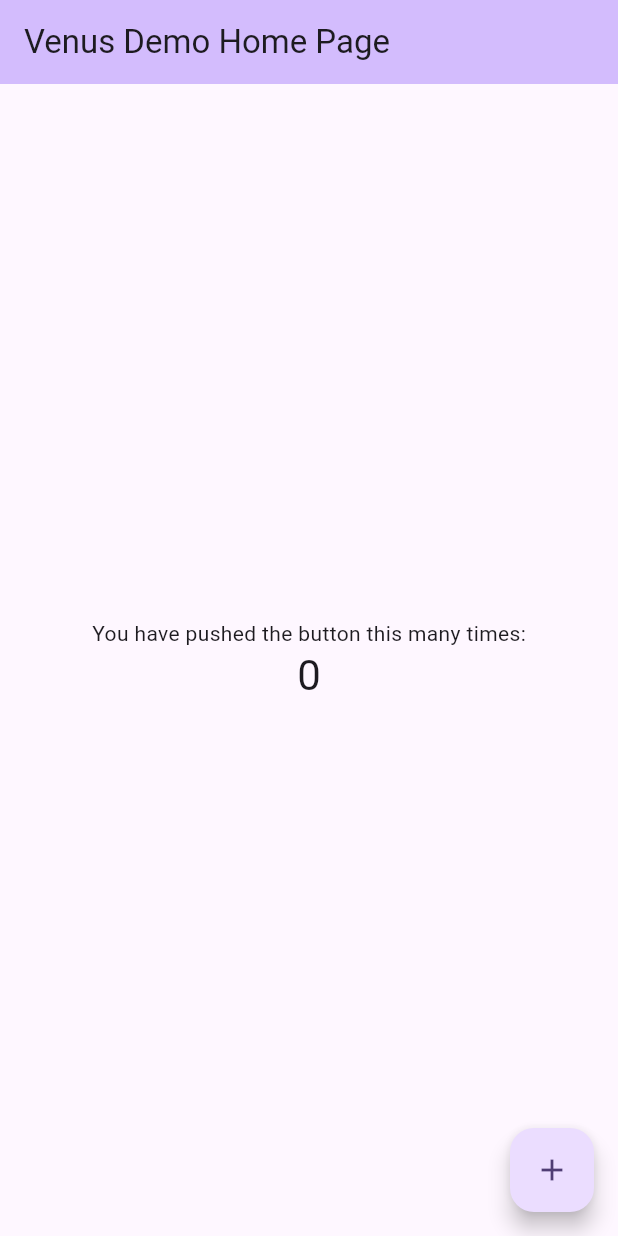
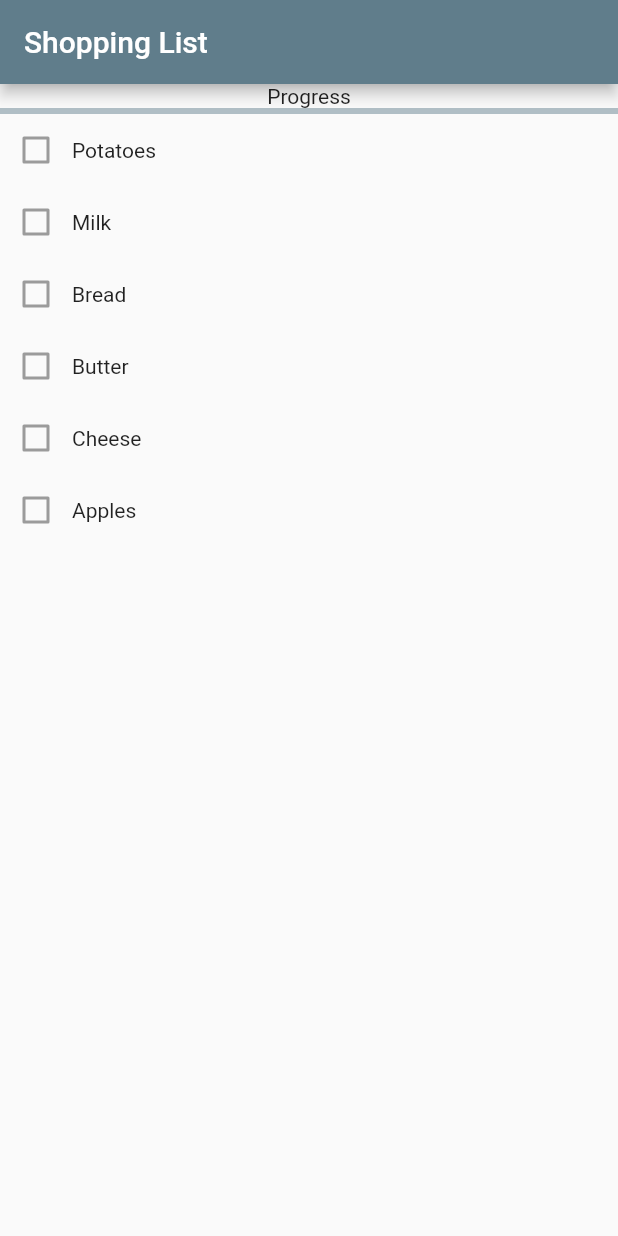
Before and after one commit to twistzzmc/venus-mobile, a Flutter app: the screen it shows after launch, on a phone screen of 412 x 824 dp. Run offline on Flutter 3.47's test engine with Material 2 defaults, Android fonts, the phone set to English and light mode, and no system bars.

Commit message:
basic ui

```diff
--- a/lib/main.dart
+++ b/lib/main.dart
@@ -7,119 +7,65 @@ void main() {
 class MyApp extends StatelessWidget {
   const MyApp({super.key});
 
-  // This widget is the root of your application.
   @override
   Widget build(BuildContext context) {
     return MaterialApp(
-      title: 'Flutter Demo',
-      theme: ThemeData(
-        // This is the theme of your application.
-        //
-        // TRY THIS: Try running your application with "flutter run". You'll see
-        // the application has a blue toolbar. Then, without quitting the app,
-        // try changing the seedColor in the colorScheme below to Colors.green
-        // and then invoke "hot reload" (save your changes or press the "hot
-        // reload" button in a Flutter-supported IDE, or press "r" if you used
-        // the command line to start the app).
-        //
-        // Notice that the counter didn't reset back to zero; the application
-        // state is not lost during the reload. To reset the state, use hot
-        // restart instead.
-        //
-        // This works for code too, not just values: Most code changes can be
-        // tested with just a hot reload.
-        colorScheme: ColorScheme.fromSeed(seedColor: Colors.deepPurple),
-        useMaterial3: true,
-      ),
-      home: const MyHomePage(title: 'Venus Demo Home Page'),
+      title: "Venus App",
+      theme: ThemeData(primarySwatch: Colors.blueGrey),
+      home: const MyHomePage(),
     );
   }
 }
 
-class MyHomePage extends StatefulWidget {
-  const MyHomePage({super.key, required this.title});
-
-  // This widget is the home page of your application. It is stateful, meaning
-  // that it has a State object (defined below) that contains fields that affect
-  // how it looks.
-
-  // This class is the configuration for the state. It holds the values (in this
-  // case the title) provided by the parent (in this case the App widget) and
-  // used by the build method of the State. Fields in a Widget subclass are
-  // always marked "final".
-
-  final String title;
-
-  @override
-  State<MyHomePage> createState() => _MyHomePageState();
-}
-
-class _MyHomePageState extends State<MyHomePage> {
-  int _counter = 0;
-
-  void _incrementCounter() {
-    setState(() {
-      // This call to setState tells the Flutter framework that something has
-      // changed in this State, which causes it to rerun the build method below
-      // so that the display can reflect the updated values. If we changed
-      // _counter without calling setState(), then the build method would not be
-      // called again, and so nothing would appear to happen.
-      _counter++;
-    });
-  }
+class MyHomePage extends StatelessWidget {
+  const MyHomePage({super.key});
 
   @override
   Widget build(BuildContext context) {
-    // This method is rerun every time setState is called, for instance as done
-    // by the _incrementCounter method above.
-    //
-    // The Flutter framework has been optimized to make rerunning build methods
-    // fast, so that you can just rebuild anything that needs updating rather
-    // than having to individually change instances of widgets.
     return Scaffold(
-      appBar: AppBar(
-        // TRY THIS: Try changing the color here to a specific color (to
-        // Colors.amber, perhaps?) and trigger a hot reload to see the AppBar
-        // change color while the other colors stay the same.
-        backgroundColor: Theme.of(context).colorScheme.inversePrimary,
-        // Here we take the value from the MyHomePage object that was created by
-        // the App.build method, and use it to set our appbar title.
-        title: Text(widget.title),
-      ),
-      body: Center(
-        // Center is a layout widget. It takes a single child and positions it
-        // in the middle of the parent.
-        child: Column(
-          // Column is also a layout widget. It takes a list of children and
-          // arranges them vertically. By default, it sizes itself to fit its
-          // children horizontally, and tries to be as tall as its parent.
-          //
-          // Column has various properties to control how it sizes itself and
-          // how it positions its children. Here we use mainAxisAlignment to
-          // center the children vertically; the main axis here is the vertical
-          // axis because Columns are vertical (the cross axis would be
-          // horizontal).
-          //
-          // TRY THIS: Invoke "debug painting" (choose the "Toggle Debug Paint"
-          // action in the IDE, or press "p" in the console), to see the
-          // wireframe for each widget.
-          mainAxisAlignment: MainAxisAlignment.center,
-          children: <Widget>[
-            const Text(
-              'You have pushed the button this many times:',
-            ),
-            Text(
-              '$_counter',
-              style: Theme.of(context).textTheme.headlineMedium,
-            ),
-          ],
-        ),
-      ),
-      floatingActionButton: FloatingActionButton(
-        onPressed: _incrementCounter,
-        tooltip: 'Increment',
-        child: const Icon(Icons.add),
-      ), // This trailing comma makes auto-formatting nicer for build methods.
+        appBar: AppBar(title: const Text("Shopping List")),
+        body: const Column(
+          children: [Progress(), ItemList()],
+        ));
+  }
+}
+
+class Progress extends StatelessWidget {
+  const Progress({super.key});
+
+  @override
+  Widget build(BuildContext context) {
+    return const Column(
+        children: [Text("Progress"), LinearProgressIndicator(value: 0.0)]);
+  }
+}
+
+class ItemList extends StatelessWidget {
+  const ItemList({super.key});
+
+  @override
+  Widget build(BuildContext context) {
+    return const Column(
+      children: [
+        Item(key: Key("0"), label: "Potatoes"),
+        Item(key: Key("1"), label: "Milk"),
+        Item(key: Key("2"), label: "Bread"),
+        Item(key: Key("3"), label: "Butter"),
+        Item(key: Key("4"), label: "Cheese"),
+        Item(key: Key("5"), label: "Apples")
+      ],
     );
   }
 }
+
+class Item extends StatelessWidget {
+  final String label;
+
+  const Item({required Key key, required this.label}) : super(key: key);
+
+  @override
+  Widget build(BuildContext context) {
+    return Row(
+        children: [const Checkbox(onChanged: null, value: false), Text(label)]);
+  }
+}
```
Also changed, not shown: 1 other file.
